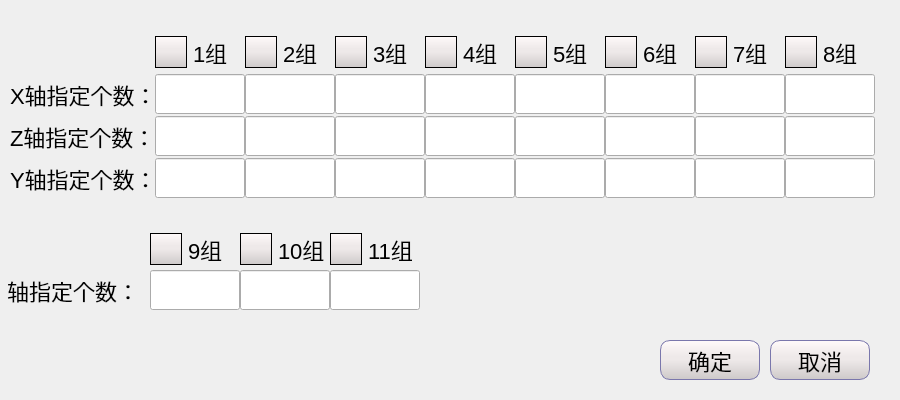
The window that dialogs/stacksetdialog.ui (Jade-yun/MachineTool) describes before a commit, drawn with Qt 5.
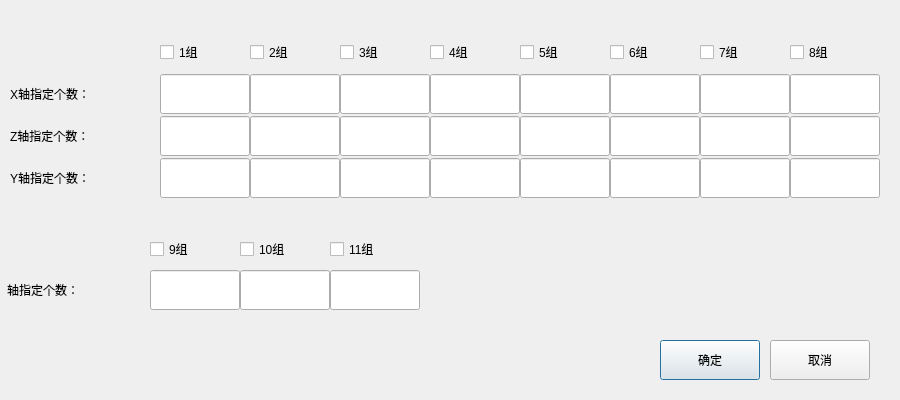
The same window after the commit. Icons and pictures are not drawn.

```diff
--- a/dialogs/stacksetdialog.ui
+++ b/dialogs/stacksetdialog.ui
@@ -14,160 +14,7 @@
    <string>Dialog</string>
   </property>
   <property name="styleSheet">
-   <string notr="true">QLabel { 
-	font-family: 'SimSun';
-	font-size: 22px; 
-}
-
-QWidget{ 
-	font-family: 'SimSun';
-	font-size: 22px; 
-}
-
-/************************************************/
-QPushButton
-{
-    background-color:#F0F4FD;
-    border-style:solid; /*边框风格*/
-    border-width:1px;/*边框宽度*/
-    border-color:#7A77AC; /*边框颜色*/
-    border-radius:10px; /*边框倒角*/
-/*
-	font-family: DejaVuSansMono;
-*/
-	font-weight:normal;
-	font-family: 'SimSun';
-	background: qlineargradient(x1: 0, y1: 0, x2: 0, y2: 1,stop: 0 #FFFAFA, stop: 0.4 #EEE9E9,stop: 0.5 #EEE9E9, stop: 1.0 #CDC9C9);
-}
-QPushButton:pressed
-{
-    border-style:outset; /*边框风格*/
-    background-color:qlineargradient(x1: 0, y1: 0, x2: 0, y2: 1, stop:0 #00befa, stop: 1 #0160ea);/*背景色*/
-    border-width:1px;/*边框宽度*/
-    border-color:#0055ff; /*边框颜色*/
-    border-radius:10px; /*边框倒角*/
-}
-
-/******************************************************/
-QGroupBox {
-	border: 1px solid black;
-	border-radius:5px;
-	margin-top:10px; 
-}
-QGroupBox::title { 
-	subcontrol-origin: margin;
-	left: 10px;
-	bottom: 5px;
-}
-/*****************************************************/
-QCheckBox { 
-/*
-	font-size: 20px;
-	font-weight:normal;
-	font-family: 'SimSun';
-*/
-}
-QCheckBox::indicator{
-	width: 30px;
-	height: 30px;
-	border: 1px solid black; 
-	background-color: qlineargradient(x1: 0, y1: 0, x2: 0, y2: 1,stop: 0 #FFFAFA, stop: 0.4 #EEE9E9,stop: 0.5 #EEE9E9, stop: 1.0 #CDC9C9);
-}
-
-QCheckBox::indicator:checked {
-background-color: qlineargradient(x1 : 0, y1 : 0, x2 : 1, y2 : 0,stop : 0 #F8F8FF, stop: 1 #1E90FF); 
-        image: url(:/images/check_mark.png);
-        border-image: none;
-    }
-
-/*****************************************************************/
-QComboBox::!editable {
-	border: 2px solid #808A87; /* 边框宽度和颜色 */
-}
-QComboBox::drop-down {
-    subcontrol-origin: padding-right;
-    subcontrol-position: top right;
-    width: 20px; /* 下拉箭头宽度 */
-    border-left-width: 2px; /* 文本和箭头之间的分隔线宽度 */
-    border-left-color: gray; /* 文本和箭头之间的分隔线颜色 */
-    border-left-style: solid; /* 文本和箭头之间的分隔线样式 */
-}
-QComboBox::down-arrow {
-    image: url(:/images/arrow_down_normal.png); /* 自定义下拉箭头图片 */
-}
-
-QComboBox QAbstractItemView::item:hover{ 
-  background-color:#409CE1;
-  color:rgb(252, 233, 79);
-}
-QComboBox QAbstractItemView::item:selected{
-  background-color:#909CE1;
-  color:rgb(252, 200, 140);
-}
-/**************************************************/
-QTabWidget::tab-bar{
-        alignment:left;
-}
-QTabBar::tab{
-	background:rgb(160, 160, 160);
-	width:100px;
-	height:40px;
-}
-/*
-QTabBar::tab:hover{
-	background:rgb(255, 255, 255, 100);
-}
-*/
-QTabBar::tab:selected {
-      border-color: #9B9B9B;
-      border-bottom-color: #C2C7CB; /* same as pane color */
-  }
-QTabBar::tab:!selected {
-      margin-top: 2px; /* make non-selected tabs look smaller */
-  }
-  QTabWidget::pane { /* The tab widget frame */
-      border-top: 2px solid #C2C7CB;
-  }
-
-  QTabWidget::tab-bar {
-      left: 5px; /* move to the right by 5px */
-  }
-
-  /* Style the tab using the tab sub-control. Note that
-      it reads QTabBar _not_ QTabWidget */
-  QTabBar::tab {
-
-	background-color:qlineargradient(x1 : 0, y1 : 0, x2 : 0, y2 : 1, stop : 0 #00befa, stop: 1 #0160ea);
-      border: 2px solid #C4C4C3;
-      border-bottom-color: #C2C7CB; /* same as the pane color */
-      border-top-left-radius: 4px;
-      border-top-right-radius: 4px;
-      min-width: 8ex;
-      padding: 2px;
-  }
-
-  QTabBar::tab:selected, QTabBar::tab:hover {
-      background: qlineargradient(x1: 0, y1: 0, x2: 0, y2: 1,
-                                  stop: 0 #fafafa, stop: 0.4 #f4f4f4,
-                                  stop: 0.5 #e7e7e7, stop: 1.0 #fafafa);
-  }
-
-  QTabBar::tab:selected {
-      border-color: #9B9B9B;
-      border-bottom-color: #C2C7CB; /* same as pane color */
-  }
-
-  QTabBar::tab:!selected {
-      margin-top: 2px; /* make non-selected tabs look smaller */
-  }
-
-QTabWidget::pane {
-    border: 1px solid #000000; /* 设置边框样式和颜色 */
-}
-
-
-
-</string>
+   <string notr="true"/>
   </property>
   <widget class="QLineEdit" name="edit9">
    <property name="geometry">
@@ -401,7 +248,6 @@
    <property name="font">
     <font>
      <family>SimSun</family>
-     <pointsize>-1</pointsize>
      <weight>50</weight>
      <bold>false</bold>
     </font>
@@ -443,7 +289,6 @@
    <property name="font">
     <font>
      <family>SimSun</family>
-     <pointsize>-1</pointsize>
      <weight>50</weight>
      <bold>false</bold>
     </font>
@@ -461,12 +306,12 @@
     </size>
    </property>
   </widget>
-  <widget class="QWidget" name="">
+  <widget class="QWidget" name="layoutWidget">
    <property name="geometry">
     <rect>
      <x>10</x>
      <y>30</y>
-     <width>865</width>
+     <width>870</width>
      <height>171</height>
     </rect>
    </property>
```
